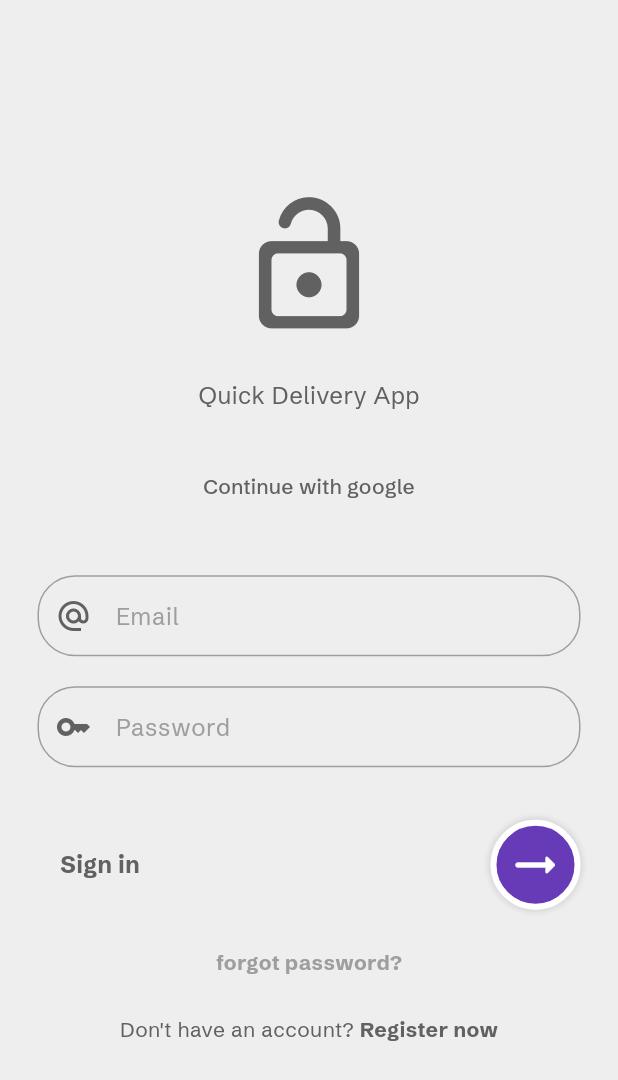
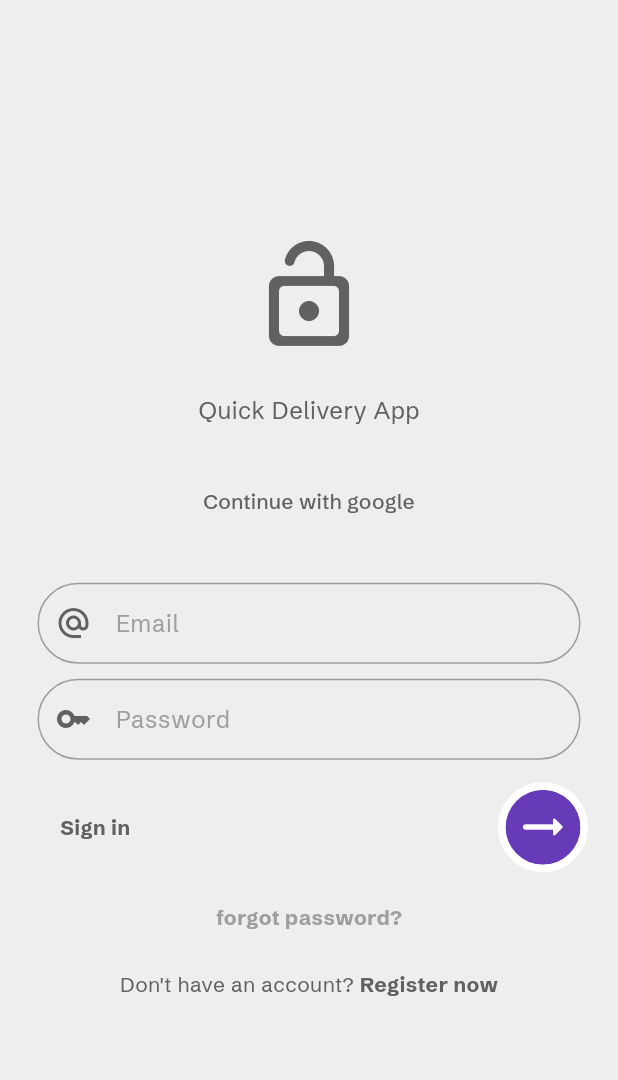
Before and after one commit to cleverAkanimoh/food_delivery_app, a Flutter app: the screen it shows after launch, on a phone screen of 412 x 824 dp. Shown: the top 1080 px of the screen. Run offline on Flutter 3.47's test engine with Material 3 defaults, Android fonts, the phone set to English and light mode, and no system bars; our stand-ins replace carousel_slider, cloud_firestore, firebase_auth, firebase_core, flutter_credit_card, google_maps_flutter and 2 more; accounts and stored records are empty.

Commit message:
modified 5 files

```diff
--- a/lib/pages/login_page.dart
+++ b/lib/pages/login_page.dart
@@ -26,21 +26,33 @@ class _LoginPageState extends State<LoginPage> {
   final TextEditingController passwordController = TextEditingController();
 
   String errorMsg = "";
+  bool isLoading = false;
 
   //  get instance of auth service
   final _authService = AuthService();
 
   void login() async {
+    // show loading
+    setState(() {
+      isLoading = true;
+    });
     // try sign in
     try {
       await _authService.signInWithEmailAndPassword(
         emailController.text,
         passwordController.text,
       );
+
+      setState(() {
+        isLoading = false;
+      });
     }
     // display any errors
     catch (e) {
       var err = e.toString();
+      setState(() {
+        isLoading = false;
+      });
       if (err.contains("network-request-failed")) {
         setState(() {
           errorMsg = "Please check your network";
@@ -54,7 +66,7 @@ class _LoginPageState extends State<LoginPage> {
           errorMsg = "An Unknown Error Occurred";
         });
       }
-      Timer(const Duration(seconds: 5), () {
+      Timer(const Duration(seconds: 10), () {
         setState(() {
           errorMsg = "";
         });
@@ -63,6 +75,10 @@ class _LoginPageState extends State<LoginPage> {
   }
 
   void loginWithGoogle() async {
+    // show loading
+    setState(() {
+      isLoading = true;
+    });
     // try sign in
     try {
       await _authService.signInWithGoogleProvider();
@@ -72,12 +88,22 @@ class _LoginPageState extends State<LoginPage> {
       showDialog(
         context: context,
         builder: ((context) => AlertDialog(
-              title: Text(e.toString()),
+              title: const Text(
+                "An Error Occurred",
+                style: TextStyle(
+                  fontSize: headingSize,
+                  fontWeight: FontWeight.bold,
+                ),
+              ),
+              content: Text(e.toString()),
             )),
       );
+
+      setState(() {
+        isLoading = false;
+      });
     }
   }
-
 
   @override
   Widget build(BuildContext context) {
@@ -94,14 +120,14 @@ class _LoginPageState extends State<LoginPage> {
                     const SizedBox(height: largeWhiteSpace),
                     Icon(
                       Icons.lock_open_rounded,
-                      size: 100,
+                      size: largeWhiteSpace,
                       color: Theme.of(context).colorScheme.inversePrimary,
                     ),
                     const SizedBox(height: whiteSpace),
                     Text(
                       "Quick Delivery App",
                       style: TextStyle(
-                        fontSize: 16,
+                        fontSize: headingSize,
                         color: Theme.of(context).colorScheme.inversePrimary,
                       ),
                     ),
@@ -132,9 +158,8 @@ class _LoginPageState extends State<LoginPage> {
 
                     AnimatedContainer(
                       duration: Durations.medium4,
-                      padding: const EdgeInsets.symmetric(
-                        horizontal: 25,
-                      ),
+                      padding:
+                          const EdgeInsets.symmetric(horizontal: whiteSpace),
                       height: errorMsg == "" ? 0 : 40,
                       child: Row(
                         children: [
@@ -148,8 +173,12 @@ class _LoginPageState extends State<LoginPage> {
                       ),
                     ),
 
-                    const SizedBox(height: whiteSpace),
-                    MyButton(onTap: login, text: "Sign in"),
+                    const SizedBox(height: smallWhiteSpace),
+                    MyButton(
+                      onTap: login,
+                      text: "Sign in",
+                      isLoading: isLoading,
+                    ),
                     const SizedBox(height: whiteSpace),
                     GestureDetector(
                       onTap: () => Navigator.push(
--- a/lib/pages/map_page.dart
+++ b/lib/pages/map_page.dart
@@ -26,8 +26,6 @@ class _MapPageState extends State<MapPage> {
 
   Location location = Location();
   LatLng? _userLocation;
-
-  // void _liveLocation() {}
 
   @override
   void initState() {
--- a/lib/widgets/auth/my_text_field.dart
+++ b/lib/widgets/auth/my_text_field.dart
@@ -19,12 +19,13 @@ class MyTextField extends StatelessWidget {
   @override
   Widget build(BuildContext context) {
     return Padding(
-      padding: const EdgeInsets.symmetric(vertical: 10, horizontal: 25),
+      padding: const EdgeInsets.symmetric(
+          vertical: extraSmallWhiteSpace, horizontal: whiteSpace),
       child: TextField(
         controller: controller,
         obscureText: obscureText,
         decoration: InputDecoration(
-          contentPadding: const EdgeInsets.all(15),
+          contentPadding: const EdgeInsets.all(smallWhiteSpace),
           prefixIcon: Icon(icon),
           prefixIconColor: Theme.of(context).colorScheme.inversePrimary,
           hintText: hintText,
@@ -35,13 +36,13 @@ class MyTextField extends StatelessWidget {
             borderSide: BorderSide(
               color: Theme.of(context).colorScheme.primary,
             ),
-            borderRadius: BorderRadius.circular(25),
+            borderRadius: BorderRadius.circular(roundedFull),
           ),
           focusedBorder: OutlineInputBorder(
-            borderSide: const BorderSide(
-              color: mainColor,
+            borderSide: BorderSide(
+              color: mainColor.withOpacity(shadowOpacityMd),
             ),
-            borderRadius: BorderRadius.circular(50),
+            borderRadius: BorderRadius.circular(roundedFull),
           ),
         ),
       ),
--- a/lib/widgets/my_button.dart
+++ b/lib/widgets/my_button.dart
@@ -1,58 +1,69 @@
+import 'package:flutter/cupertino.dart';
 import 'package:flutter/material.dart';
 import 'package:food_delivery_app/constants.dart';
 
 class MyButton extends StatelessWidget {
   final Function()? onTap;
   final String text;
+  final bool isLoading;
 
   const MyButton({
     super.key,
     required this.onTap,
     required this.text,
+    this.isLoading = false,
   });
 
   @override
   Widget build(BuildContext context) {
     var colorScheme = Theme.of(context).colorScheme;
     return Container(
-      margin: const EdgeInsets.symmetric(horizontal: 25),
-      padding: const EdgeInsets.only(left: 15),
+      margin: const EdgeInsets.symmetric(horizontal: whiteSpace),
+      padding: const EdgeInsets.only(left: smallWhiteSpace),
       child: Row(
         mainAxisAlignment: MainAxisAlignment.spaceBetween,
         children: [
           Text(
             text,
             style: TextStyle(
-              fontSize: 16,
+              fontSize: paragraphSize,
               color: colorScheme.inversePrimary,
               fontWeight: FontWeight.bold,
             ),
           ),
           GestureDetector(
-            onTap: onTap,
+            onTap: isLoading ? null : onTap,
             child: Container(
-              height: 60,
-              width: 60,
+              height: 50,
+              width: 50,
               decoration: BoxDecoration(
-                color: mainColor,
+                color: isLoading ? mainColor.shade200 : mainColor,
                 shape: BoxShape.circle,
                 border: Border.all(
-                  width: 4,
+                  width: 5,
                   color: colorScheme.tertiary,
+                  strokeAlign: BorderSide.strokeAlignOutside,
                 ),
                 boxShadow: [
                   BoxShadow(
-                    color: Colors.grey.withOpacity(.25),
+                    color: Theme.of(context)
+                        .colorScheme
+                        .primary
+                        .withOpacity(shadowOpacity),
                     spreadRadius: 2,
                     blurRadius: 2,
                   ),
                 ],
               ),
-              child: Icon(
-                Icons.arrow_right_alt_rounded,
-                size: 40,
-                color: colorScheme.tertiary,
-              ),
+              child: isLoading
+                  ? CupertinoActivityIndicator(
+                      color: colorScheme.tertiary,
+                    )
+                  : Icon(
+                      Icons.arrow_right_alt_rounded,
+                      size: 40,
+                      color: colorScheme.tertiary,
+                    ),
             ),
           )
         ],
```
Also changed, not shown: lib/pages/register_page.dart (+35 -5 lines).
